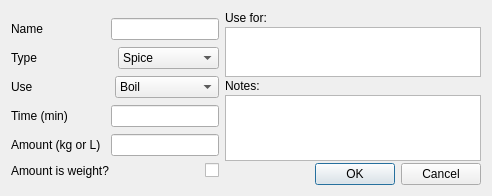
Old version of the form miscEditor.ui in the repository Brewtarget/brewtarget.
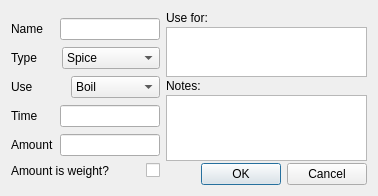
New version of the form.

```diff
--- a/miscEditor.ui
+++ b/miscEditor.ui
@@ -5,7 +5,7 @@
    <rect>
     <x>0</x>
     <y>0</y>
-    <width>492</width>
+    <width>378</width>
     <height>196</height>
    </rect>
   </property>
@@ -32,7 +32,7 @@
        <item>
         <widget class="QLabel" name="label" >
          <property name="sizePolicy" >
-          <sizepolicy vsizetype="Fixed" hsizetype="Preferred" >
+          <sizepolicy vsizetype="Fixed" hsizetype="Expanding" >
            <horstretch>0</horstretch>
            <verstretch>0</verstretch>
           </sizepolicy>
@@ -48,8 +48,8 @@
        <item>
         <widget class="QLineEdit" name="lineEdit_name" >
          <property name="sizePolicy" >
-          <sizepolicy vsizetype="Fixed" hsizetype="Minimum" >
-           <horstretch>0</horstretch>
+          <sizepolicy vsizetype="Fixed" hsizetype="Fixed" >
+           <horstretch>100</horstretch>
            <verstretch>0</verstretch>
           </sizepolicy>
          </property>
@@ -59,6 +59,12 @@
            <height>0</height>
           </size>
          </property>
+         <property name="maximumSize" >
+          <size>
+           <width>100</width>
+           <height>16777215</height>
+          </size>
+         </property>
         </widget>
        </item>
       </layout>
@@ -71,7 +77,7 @@
        <item>
         <widget class="QLabel" name="label_2" >
          <property name="sizePolicy" >
-          <sizepolicy vsizetype="Fixed" hsizetype="Preferred" >
+          <sizepolicy vsizetype="Fixed" hsizetype="Expanding" >
            <horstretch>0</horstretch>
            <verstretch>0</verstretch>
           </sizepolicy>
@@ -174,13 +180,13 @@
        <item>
         <widget class="QLabel" name="label_4" >
          <property name="sizePolicy" >
-          <sizepolicy vsizetype="Fixed" hsizetype="Preferred" >
+          <sizepolicy vsizetype="Fixed" hsizetype="Expanding" >
            <horstretch>0</horstretch>
            <verstretch>0</verstretch>
           </sizepolicy>
          </property>
          <property name="text" >
-          <string>Time (min)</string>
+          <string>Time</string>
          </property>
          <property name="alignment" >
           <set>Qt::AlignLeading|Qt::AlignLeft|Qt::AlignVCenter</set>
@@ -190,8 +196,8 @@
        <item>
         <widget class="QLineEdit" name="lineEdit_time" >
          <property name="sizePolicy" >
-          <sizepolicy vsizetype="Fixed" hsizetype="Minimum" >
-           <horstretch>0</horstretch>
+          <sizepolicy vsizetype="Fixed" hsizetype="Fixed" >
+           <horstretch>100</horstretch>
            <verstretch>0</verstretch>
           </sizepolicy>
          </property>
@@ -201,6 +207,12 @@
            <height>0</height>
           </size>
          </property>
+         <property name="maximumSize" >
+          <size>
+           <width>100</width>
+           <height>16777215</height>
+          </size>
+         </property>
         </widget>
        </item>
       </layout>
@@ -213,21 +225,21 @@
        <item>
         <widget class="QLabel" name="label_5" >
          <property name="sizePolicy" >
-          <sizepolicy vsizetype="Fixed" hsizetype="Preferred" >
+          <sizepolicy vsizetype="Fixed" hsizetype="Expanding" >
            <horstretch>0</horstretch>
            <verstretch>0</verstretch>
           </sizepolicy>
          </property>
          <property name="text" >
-          <string>Amount (kg or L)</string>
+          <string>Amount</string>
          </property>
         </widget>
        </item>
        <item>
         <widget class="QLineEdit" name="lineEdit_amount" >
          <property name="sizePolicy" >
-          <sizepolicy vsizetype="Fixed" hsizetype="Minimum" >
-           <horstretch>0</horstretch>
+          <sizepolicy vsizetype="Fixed" hsizetype="Fixed" >
+           <horstretch>100</horstretch>
            <verstretch>0</verstretch>
           </sizepolicy>
          </property>
@@ -237,6 +249,12 @@
            <height>0</height>
           </size>
          </property>
+         <property name="maximumSize" >
+          <size>
+           <width>100</width>
+           <height>16777215</height>
+          </size>
+         </property>
         </widget>
        </item>
       </layout>
```
